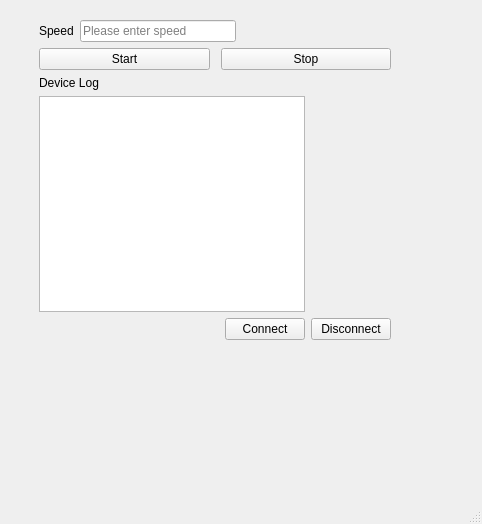
This is form.ui in m-trinacty/TestBenchGUI as Qt 5 draws it before an edit. The edited form follows.
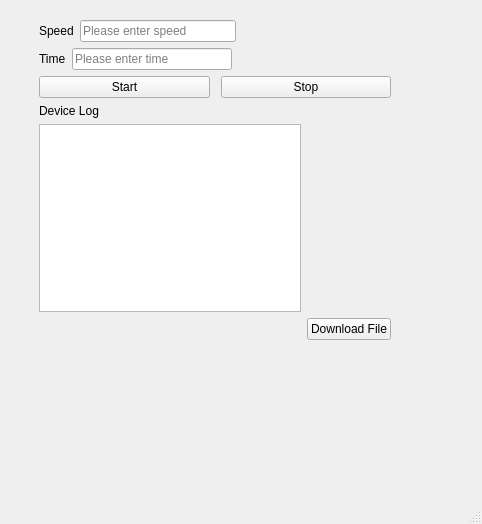
This is the edited form.

What changed in the file:
```diff
--- a/form.ui
+++ b/form.ui
@@ -14,7 +14,7 @@
    <string>MainWindow</string>
   </property>
   <widget class="QWidget" name="centralwidget">
-   <widget class="QWidget" name="">
+   <widget class="QWidget" name="layoutWidget">
     <property name="geometry">
      <rect>
       <x>39</x>
@@ -57,6 +57,40 @@
          </item>
         </layout>
        </item>
+       <item>
+        <layout class="QHBoxLayout" name="horizontalLayout_3">
+         <item>
+          <widget class="QLabel" name="timeLabel">
+           <property name="midLineWidth">
+            <number>3</number>
+           </property>
+           <property name="text">
+            <string>Time</string>
+           </property>
+          </widget>
+         </item>
+         <item>
+          <widget class="QLineEdit" name="timeEdit">
+           <property name="placeholderText">
+            <string>Please enter time</string>
+           </property>
+          </widget>
+         </item>
+         <item>
+          <spacer name="horizontalSpacer_4">
+           <property name="orientation">
+            <enum>Qt::Horizontal</enum>
+           </property>
+           <property name="sizeHint" stdset="0">
+            <size>
+             <width>40</width>
+             <height>20</height>
+            </size>
+           </property>
+          </spacer>
+         </item>
+        </layout>
+       </item>
        <item>
         <layout class="QHBoxLayout" name="horizontalLayout">
          <item>
@@ -110,7 +144,7 @@
        <item row="1" column="2">
         <widget class="QPushButton" name="disconnectButton">
          <property name="text">
-          <string>Disconnect</string>
+          <string>Download File</string>
          </property>
         </widget>
        </item>
@@ -141,13 +175,6 @@
          </property>
         </spacer>
        </item>
-       <item row="1" column="1">
-        <widget class="QPushButton" name="connectButton">
-         <property name="text">
-          <string>Connect</string>
-         </property>
-        </widget>
-       </item>
       </layout>
      </item>
     </layout>
```
Left out of the diff: 2 changed lines with no effect on the pictures.
